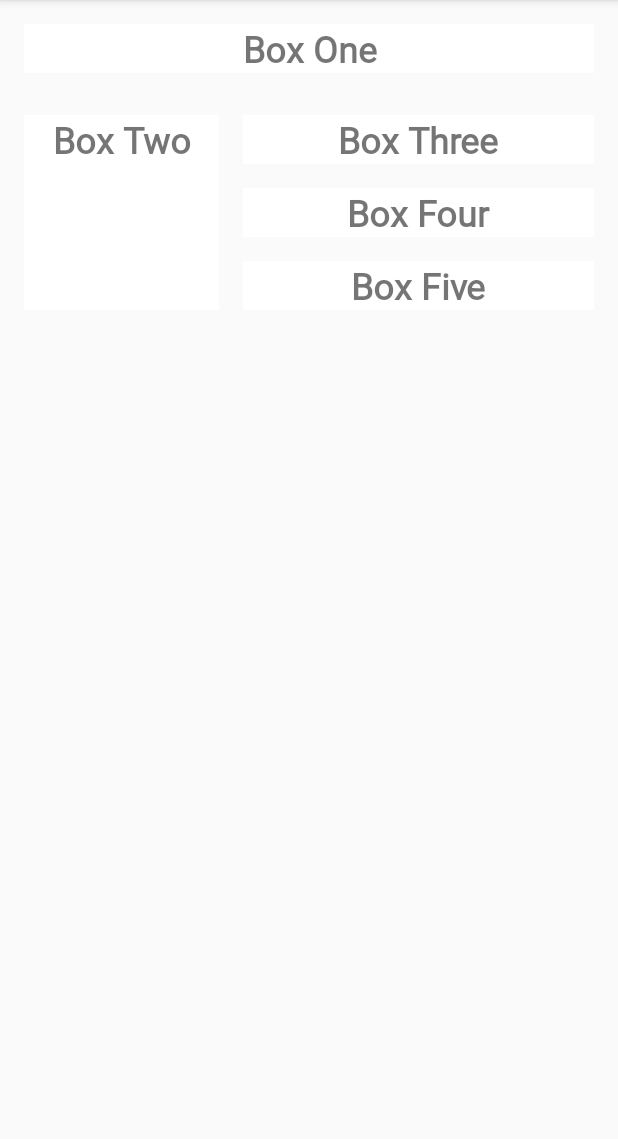
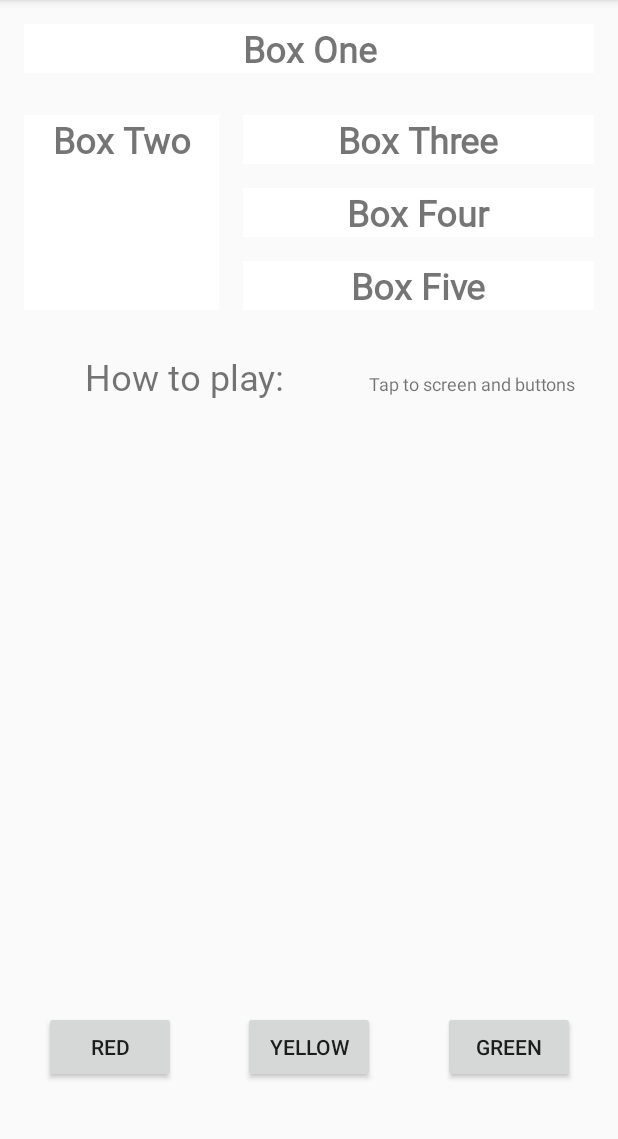
Before and after one commit to DryFear/ColorMyViewsAndroid, an Android app: the screen it shows after launch (MainActivity), on a phone screen of 412 x 824 dp, the part 84-1223 px from its top. Run offline under Robolectric (Android 15) with nearby library versions, the phone set to English and light mode, and no system bars.

Commit message:
It just works!

```diff
--- a/app/src/main/java/ru/unfortunately/colormyviews/MainActivity.kt
+++ b/app/src/main/java/ru/unfortunately/colormyviews/MainActivity.kt
@@ -1,12 +1,44 @@
 package ru.unfortunately.colormyviews
 
+import android.graphics.Color
 import android.os.Bundle
 import android.support.v7.app.AppCompatActivity
+import android.view.View
+import kotlinx.android.synthetic.main.activity_main.*
 
 class MainActivity : AppCompatActivity() {
 
     override fun onCreate(savedInstanceState: Bundle?) {
         super.onCreate(savedInstanceState)
         setContentView(R.layout.activity_main)
+        setListeners()
+    }
+
+    private fun setListeners(){
+        val clickableViews: List<View> = listOf(box_two_text, box_three_text, box_four_text, box_five_text, box_one_text,
+            button_green, button_red, button_yellow)
+        for (item in clickableViews){
+            item.setOnClickListener{makeColored(it)}
+        }
+    }
+
+    fun makeColored(view: View) {
+        when (view.id) {
+
+            // Boxes using Color class colors for background
+            R.id.box_one_text -> view.setBackgroundColor(Color.DKGRAY)
+            R.id.box_two_text -> view.setBackgroundColor(Color.GRAY)
+
+            // Boxes using Android color resources for background
+            R.id.box_three_text -> view.setBackgroundResource(android.R.color.holo_green_light)
+            R.id.box_four_text -> view.setBackgroundResource(android.R.color.holo_green_dark)
+            R.id.box_five_text -> view.setBackgroundResource(android.R.color.holo_green_light)
+
+            R.id.button_red -> box_three_text.setBackgroundResource(R.color.my_red)
+            R.id.button_yellow -> box_four_text.setBackgroundResource(R.color.my_yellow)
+            R.id.button_green -> box_five_text.setBackgroundResource(R.color.my_green)
+
+            else -> view.setBackgroundColor(Color.LTGRAY)
+        }
     }
 }
--- a/app/src/main/res/layout/activity_main.xml
+++ b/app/src/main/res/layout/activity_main.xml
@@ -2,12 +2,14 @@
 <android.support.constraint.ConstraintLayout xmlns:android="http://schemas.android.com/apk/res/android"
     xmlns:app="http://schemas.android.com/apk/res-auto"
     xmlns:tools="http://schemas.android.com/tools"
+    android:id="@+id/backgr"
     android:layout_width="match_parent"
     android:layout_height="match_parent"
+    android:background="#00FFFFFF"
     tools:context=".MainActivity">
 
     <TextView
-        android:id="@+id/textView2"
+        android:id="@+id/box_one_text"
         style="@style/WhiteBox"
         android:layout_width="0dp"
         android:layout_height="wrap_content"
@@ -28,7 +30,7 @@
         android:layout_marginTop="28dp"
         android:text="@string/box_two"
         app:layout_constraintStart_toStartOf="parent"
-        app:layout_constraintTop_toBottomOf="@+id/textView2" />
+        app:layout_constraintTop_toBottomOf="@+id/box_one_text" />
 
     <TextView
         android:id="@+id/box_three_text"
@@ -74,4 +76,67 @@
         app:layout_constraintStart_toEndOf="@+id/box_two_text"
         app:layout_constraintTop_toBottomOf="@+id/box_four_text" />
 
+    <TextView
+        android:id="@+id/text_label"
+        android:layout_width="wrap_content"
+        android:layout_height="0dp"
+        android:layout_marginStart="16dp"
+        android:layout_marginEnd="16dp"
+        android:fontFamily="@font/roboto"
+        android:text="@string/how_to_play"
+        android:textSize="24sp"
+        app:layout_constraintBaseline_toBaselineOf="@+id/text_instruction"
+        app:layout_constraintEnd_toStartOf="@+id/text_instruction"
+        app:layout_constraintStart_toStartOf="parent" />
+
+    <TextView
+        android:id="@+id/text_instruction"
+        android:layout_width="0dp"
+        android:layout_height="wrap_content"
+        android:layout_marginTop="16dp"
+        android:layout_marginEnd="28dp"
+        android:layout_marginBottom="16dp"
+        android:text="@string/instructions"
+        android:textSize="12sp"
+        app:layout_constraintBottom_toBottomOf="parent"
+        app:layout_constraintEnd_toEndOf="parent"
+        app:layout_constraintTop_toBottomOf="@+id/box_two_text"
+        app:layout_constraintVertical_bias="0.048" />
+
+    <Button
+        android:id="@+id/button_red"
+        android:layout_width="wrap_content"
+        android:layout_height="wrap_content"
+        android:text="@string/button_red"
+        app:layout_constraintBaseline_toBaselineOf="@+id/button_yellow"
+        app:layout_constraintEnd_toStartOf="@+id/button_yellow"
+        app:layout_constraintHorizontal_bias="0.5"
+        app:layout_constraintStart_toStartOf="parent" />
+
+    <Button
+        android:id="@+id/button_yellow"
+        android:layout_width="wrap_content"
+        android:layout_height="wrap_content"
+        android:layout_marginStart="16dp"
+        android:layout_marginTop="16dp"
+        android:layout_marginEnd="16dp"
+        android:layout_marginBottom="16dp"
+        android:text="@string/button_yellow"
+        app:layout_constraintBottom_toBottomOf="parent"
+        app:layout_constraintEnd_toStartOf="@+id/button_green"
+        app:layout_constraintHorizontal_bias="0.5"
+        app:layout_constraintStart_toEndOf="@+id/button_red"
+        app:layout_constraintTop_toBottomOf="@+id/text_instruction"
+        app:layout_constraintVertical_bias="0.93" />
+
+    <Button
+        android:id="@+id/button_green"
+        android:layout_width="wrap_content"
+        android:layout_height="wrap_content"
+        android:text="@string/button_green"
+        app:layout_constraintBaseline_toBaselineOf="@+id/button_yellow"
+        app:layout_constraintEnd_toEndOf="parent"
+        app:layout_constraintHorizontal_bias="0.5"
+        app:layout_constraintStart_toEndOf="@+id/button_yellow" />
+
 </android.support.constraint.ConstraintLayout>
--- a/app/src/main/res/values/colors.xml
+++ b/app/src/main/res/values/colors.xml
@@ -3,4 +3,7 @@
     <color name="colorPrimary">#008577</color>
     <color name="colorPrimaryDark">#00574B</color>
     <color name="colorAccent">#D81B60</color>
+    <color name="my_green">#12C700</color>
+    <color name="my_red">#E54304</color>
+    <color name="my_yellow">#FFC107</color>
 </resources>
--- a/app/src/main/res/values/strings.xml
+++ b/app/src/main/res/values/strings.xml
@@ -8,4 +8,6 @@
     <string name="button_red">RED</string>
     <string name="button_yellow">YELLOW</string>
     <string name="button_green">GREEN</string>
+    <string name="how_to_play">How to play:</string>
+    <string name="instructions">Tap to screen and buttons</string>
 </resources>
```
